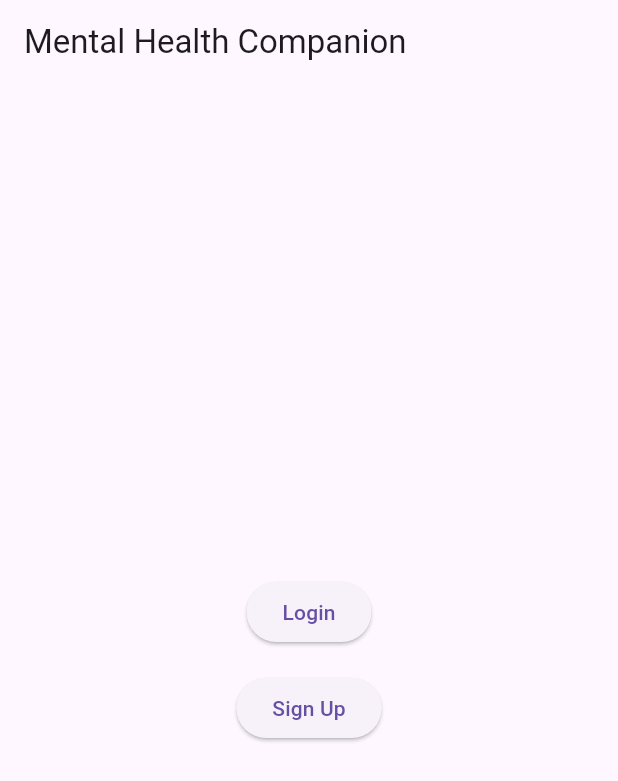
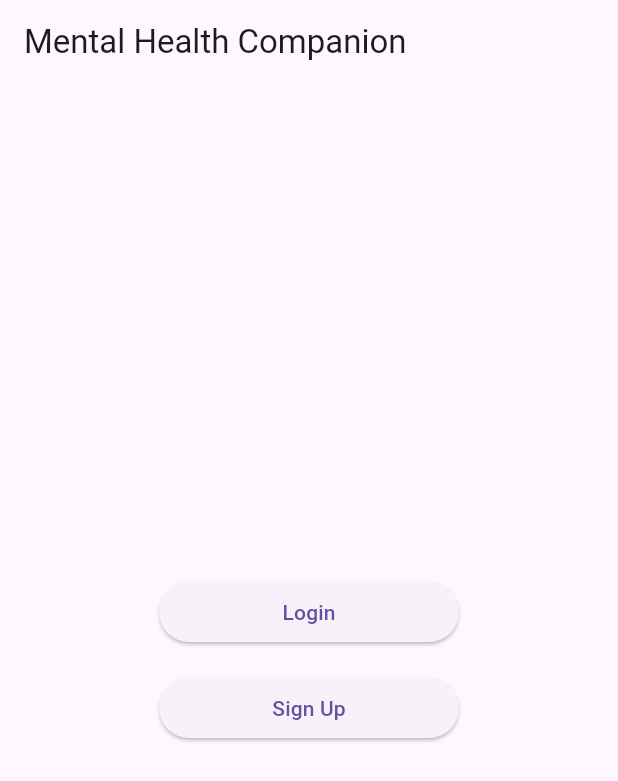
Before and after one commit to Sum25-GF-Mental-Health-Companion/Mental-Health-Companion, a Flutter app: the screen it shows after launch, on a phone screen of 412 x 824 dp. Shown: the top 781 px of the screen. Run offline on Flutter 3.47's test engine with Material 3 defaults, Android fonts, the light colour scheme and no system bars; our stand-ins replace flutter_riverpod, flutter_secure_storage.

Commit message:
Fix buttons sizes in app.dart, edit CMakeLists.txt for Linux

```diff
--- a/application/lib/app.dart
+++ b/application/lib/app.dart
@@ -43,18 +43,24 @@ class StartScreen extends StatelessWidget {
         child: Column(
           mainAxisSize: MainAxisSize.min,
           children: [
-            ElevatedButton(
+            SizedBox(
+              width: 200, // 👈 одинаковая ширина для обеих кнопок
+              child: ElevatedButton(
                 onPressed: () {
                   Navigator.pushNamed(context, '/login');
                 },
                 child: const Text('Login'),
               ),
+            ),
             const SizedBox(height: 16),
-            ElevatedButton(
+            SizedBox(
+              width: 200,
+              child: ElevatedButton(
                 onPressed: () {
                   Navigator.pushNamed(context, '/signup');
                 },
                 child: const Text('Sign Up'),
+              ),
             ),
           ],
         ),
```
Also changed, not shown: 1 other file. Lines whose indentation alone changed are shown as unchanged.
